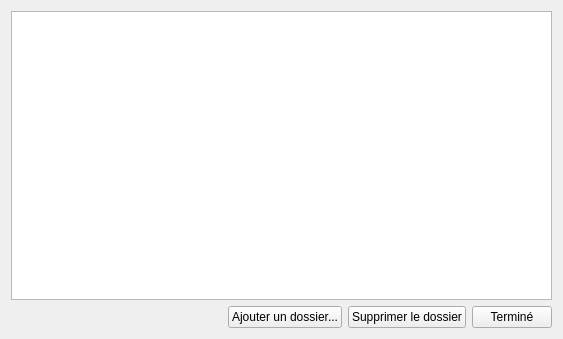
The window that widgets/settings.ui (GLTron3000/IHM_Photos) describes before a commit, drawn with Qt 5.
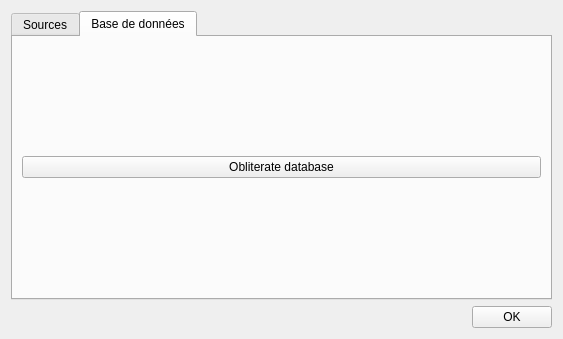
The same window after the commit. The open tabs and pages were chosen to show the change.

```diff
--- a/widgets/settings.ui
+++ b/widgets/settings.ui
@@ -15,6 +15,16 @@
   </property>
   <layout class="QVBoxLayout" name="verticalLayout">
    <item>
+    <widget class="QTabWidget" name="tabWidget">
+     <property name="currentIndex">
+      <number>0</number>
+     </property>
+     <widget class="QWidget" name="tab">
+      <attribute name="title">
+       <string>Sources</string>
+      </attribute>
+      <layout class="QVBoxLayout" name="verticalLayout_3">
+       <item>
     <widget class="QListView" name="listRep"/>
    </item>
    <item>
@@ -46,10 +56,45 @@
        </property>
       </widget>
      </item>
+        </layout>
+       </item>
+      </layout>
+     </widget>
+     <widget class="QWidget" name="tab_2">
+      <attribute name="title">
+       <string>Base de données</string>
+      </attribute>
+      <layout class="QVBoxLayout" name="verticalLayout_2">
+       <item>
+        <widget class="QPushButton" name="pushButtonNuke">
+         <property name="text">
+          <string>Obliterate database</string>
+         </property>
+        </widget>
+       </item>
+      </layout>
+     </widget>
+    </widget>
+   </item>
+   <item>
+    <layout class="QHBoxLayout" name="horizontalLayout_2">
+     <item>
+      <spacer name="horizontalSpacer_2">
+       <property name="orientation">
+        <enum>Qt::Horizontal</enum>
+       </property>
+       <property name="sizeHint" stdset="0">
+        <size>
+         <width>40</width>
+         <height>20</height>
+        </size>
+       </property>
+      </spacer>
+     </item>
      <item>
       <widget class="QPushButton" name="pbEnd">
        <property name="text">
-        <string>Terminé</string>
+        <string>OK</string>
        </property>
       </widget>
      </item>
```
Lines whose indentation alone changed are shown as unchanged.
